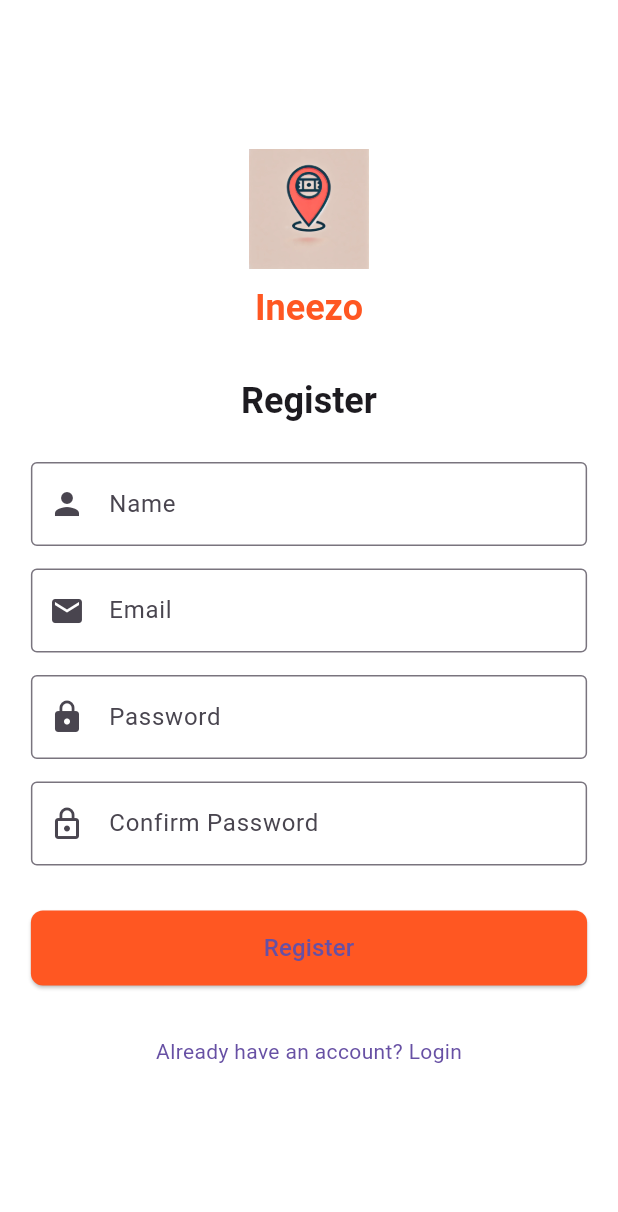
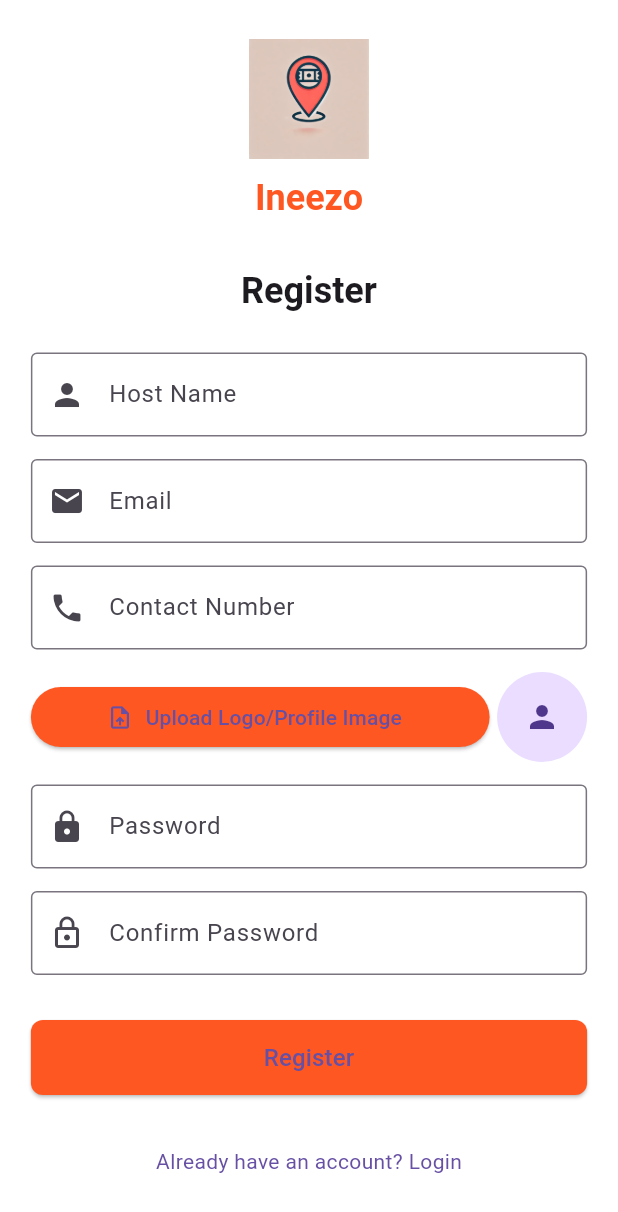
Before and after one commit to aaganj/ineezo_webapp, a Flutter app: the RegisterScreen screen opened by its route, on a phone screen of 412 x 824 dp. Shown: the top 1212 px of the screen. Run offline on Flutter 3.47's test engine with Material 3 defaults, Android fonts, the light colour scheme and no system bars; our stand-ins replace file_picker, flutter_image_compress, shared_preferences, web; missing offline and left inert: dart:js_interop; accounts and stored records are empty.

Commit message:
updated the code

```diff
--- a/lib/auth/login_screen.dart
+++ b/lib/auth/login_screen.dart
@@ -178,7 +178,7 @@ class _LoginScreenState extends State<LoginScreen> {
                             builder: (context, authProvider, child){
                               if(authProvider.errorMessage != null){
                                 return Text(
-                                  authProvider.errorMessage!,
+                                  'login failed',
                                   style: const TextStyle(color: Colors.red),
                                   textAlign: TextAlign.center,
                                 );
@@ -188,6 +188,7 @@ class _LoginScreenState extends State<LoginScreen> {
                         /// Navigate to Register
                         TextButton(
                           onPressed: () {
+                            context.read<AuthProvider>().clearData();
                             Navigator.push(
                               context,
                               MaterialPageRoute(builder: (context) => RegisterScreen()),
--- a/lib/auth/register_screen.dart
+++ b/lib/auth/register_screen.dart
@@ -1,7 +1,10 @@
+import 'dart:typed_data';
+import 'package:file_picker/file_picker.dart';
 import 'package:flutter/material.dart';
 import 'package:inyzo_admin_web/auth/provider/auth_provider.dart';
 import 'package:provider/provider.dart';
 
+import '../model/corporate_user.dart';
 import '../service/AuthService.dart';
 
 class RegisterScreen extends StatefulWidget {
@@ -16,23 +19,43 @@ class _RegisterScreenState extends State<RegisterScreen> {
 
   final TextEditingController _nameController = TextEditingController();
   final TextEditingController _emailController = TextEditingController();
+  final TextEditingController _phoneController = TextEditingController();
   final TextEditingController _passwordController = TextEditingController();
   final TextEditingController _confirmPasswordController = TextEditingController();
   AuthService authService = AuthService();
+
+  Uint8List? _profileImageBytes;
+
 
   void _register() async{
     if (_formKey.currentState!.validate()) {
       final authProvider = context.read<AuthProvider>();
 
+
+      if(authProvider.uploadedImageUrl==null){
+        ScaffoldMessenger.of(context).showSnackBar(
+          SnackBar(content: Text("Please upload a logo/profile image")),
+        );
+        return;
+      }
+
+
+      CorporateUser corporateUser = CorporateUser(
+        companyName: _nameController.text,
+        email: _emailController.text,
+        password: _passwordController.text,
+        profileUrl: authProvider.uploadedImageUrl!, // This will be set after uploading the image
+        contactNumber: _phoneController.text,
+        address: "",
+      );
+
       final success = await authProvider.register(
-         _nameController.text,
-         _emailController.text,
-        _passwordController.text,
+          corporateUser
       );
 
       if (success) {
         ScaffoldMessenger.of(context).showSnackBar(
-          SnackBar(content: Text("registeration succeed, please login to continue")),
+          SnackBar(content: Text("registration succeed, please login to continue")),
         );
         Navigator.pushReplacementNamed(context, '/login');
       } else {
@@ -47,6 +70,7 @@ class _RegisterScreenState extends State<RegisterScreen> {
   @override
   Widget build(BuildContext context) {
     final textTheme = Theme.of(context).textTheme;
+    final authProvider = Provider.of<AuthProvider>(context,listen: false);
 
     return Scaffold(
       body: LayoutBuilder(
@@ -108,7 +132,7 @@ class _RegisterScreenState extends State<RegisterScreen> {
                       TextFormField(
                         controller: _nameController,
                         decoration: const InputDecoration(
-                          labelText: "Name",
+                          labelText: "Host Name",
                           border: OutlineInputBorder(),
                           prefixIcon: Icon(Icons.person),
                         ),
@@ -141,7 +165,64 @@ class _RegisterScreenState extends State<RegisterScreen> {
                         },
                       ),
                       const SizedBox(height: 15),
+                      /// Phone Number Field
+                      TextFormField(
+                        controller: _phoneController,
+                        decoration: const InputDecoration(
+                          labelText: "Contact Number",
+                          border: OutlineInputBorder(),
+                          prefixIcon: Icon(Icons.phone),
+                        ),
+                        keyboardType: TextInputType.phone,
+                        validator: (value) {
+                          if (value == null || value.isEmpty) {
+                            return "Enter your contact number";
+                          }
+                          if (!RegExp(r'^[0-9]{10}$').hasMatch(value)) {
+                            return "Enter a valid 10-digit number";
+                          }
+                          return null;
+                        },
+                      ),
+                      const SizedBox(height: 15),
+                      Row(
+                        children: [
+                          Expanded(
+                            child: ElevatedButton.icon(
+                              onPressed: authProvider.pickAndUploadImage,
+                              icon: const Icon(Icons.upload_file),
+                              label: const Text("Upload Logo/Profile Image"),
+                              style: ElevatedButton.styleFrom(
+                                backgroundColor: Colors.deepOrange,
+                              ),
+                            ),
+                          ),
+                          SizedBox(width: 5,),
+                          Consumer<AuthProvider>(
+                              builder: (context,auth,_){
 
+                                if (auth.isUploading) {
+                                  return const SizedBox(
+                                    width: 30,
+                                    height: 30,
+                                    child: CircularProgressIndicator(strokeWidth: 2),
+                                  );
+                                }else if(authProvider.uploadedImageUrl!=null){
+                                  return CircleAvatar(
+                                    backgroundImage: MemoryImage(authProvider.imageBytes!),
+                                    radius: 30,
+                                  );
+                                }else{
+                                  return const CircleAvatar(
+                                    child: Icon(Icons.person),
+                                    radius: 30,
+                                  );
+                                }
+
+                              }),
+                        ],
+                      ),
+                      const SizedBox(height: 15),
                       /// Password Field
                       TextFormField(
                         controller: _passwordController,
@@ -213,7 +294,7 @@ class _RegisterScreenState extends State<RegisterScreen> {
                           builder: (context,auth,_){
                             if(auth.errorMessage != null){
                                return Text(
-                                 auth.errorMessage!,
+                                'Registration failed',
                                  style: const TextStyle(color: Colors.red),
                                );
                             }
@@ -223,6 +304,7 @@ class _RegisterScreenState extends State<RegisterScreen> {
                       /// Already Have Account
                       TextButton(
                         onPressed: () {
+                          context.read<AuthProvider>().clearData();
                           Navigator.pop(context);
                         },
                         child: Text(
@@ -242,4 +324,8 @@ class _RegisterScreenState extends State<RegisterScreen> {
       ),
     );
   }
+  @override
+  void dispose() {
+    super.dispose();
+  }
 }
--- /dev/null
+++ b/lib/model/corporate_user.dart
@@ -0,0 +1,17 @@
+class CorporateUser{
+   final String companyName;
+   final String email;
+   final String password;
+   final String profileUrl;
+   final String contactNumber;
+   final String address;
+
+  CorporateUser({
+      required this.companyName,
+      required this.email,
+      required this.password,
+      required this.profileUrl,
+      required this.contactNumber,
+      required this.address,
+    });
+}
--- a/lib/provider/event_provider.dart
+++ b/lib/provider/event_provider.dart
@@ -59,8 +59,6 @@ class EventProvider extends ChangeNotifier{
         _imageName = result.files.first.name;
       await uploadImage(_imageBytes,imageName);
     }
-
-
   }
 
   Future<double?> getHostID() async {
--- a/pubspec.yaml
+++ b/pubspec.yaml
@@ -48,6 +48,7 @@ dependencies:
   flutter_screenutil: ^5.9.0
   web: ^1.1.1
   google_fonts: ^4.0.4
+  flutter_image_compress: ^2.4.0
 
 dev_dependencies:
   flutter_test:
```
Also changed, not shown: lib/auth/provider/auth_provider.dart (+105 -4 lines), lib/pages/corporate_event_detailpage.dart (deleted, +0 -192 lines), lib/pages/corporate_event_list.dart (+4 -13 lines), lib/pages/event_card.dart (+23 -1 lines), lib/provider/event_list_provider.dart (+22 -0 lines), lib/service/AuthService.dart (+36 -0 lines), lib/service/event_form_service.dart (+17 -0 lines).
